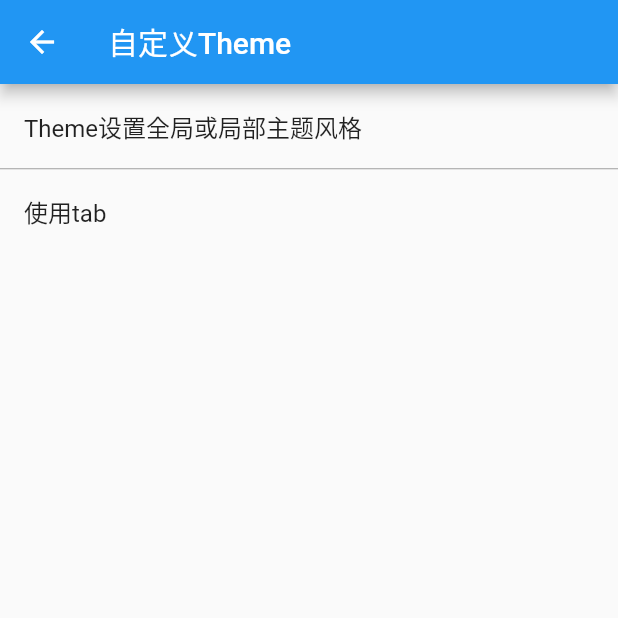
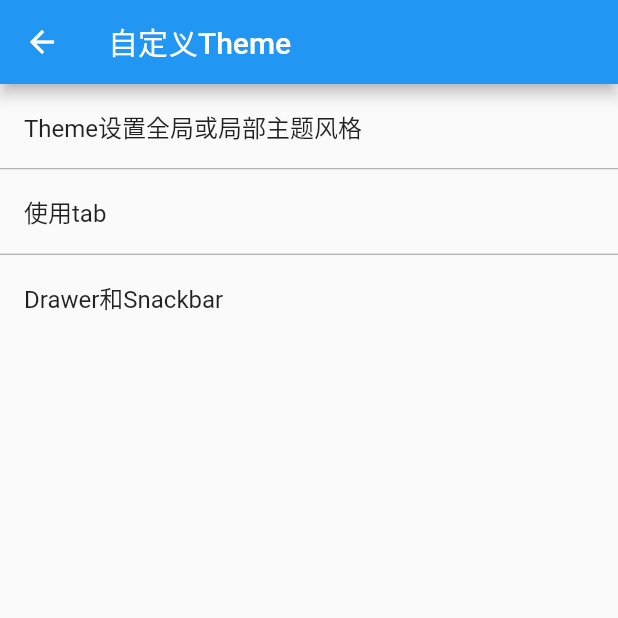
Before and after one commit to QuestG/flutter_tutorials, a Flutter app: the NaviDesign screen opened directly, on a phone screen of 412 x 824 dp, the top half of it. Run offline on Flutter 3.47's test engine with Material 2 defaults, Android fonts, the phone set to English and light mode, and no system bars.

Commit message:
feat: SnackBar

```diff
--- a/lib/design/navigation_design.dart
+++ b/lib/design/navigation_design.dart
@@ -1,11 +1,12 @@
 import 'package:flutter/material.dart';
+import 'package:tutorials/design/drawer.dart';
 import 'package:tutorials/design/tab.dart';
 import 'package:tutorials/design/theme.dart';
 
 class NaviDesign extends StatelessWidget {
-  var titles = ['Theme设置全局或局部主题风格', '使用tab'];
+  var titles = ['Theme设置全局或局部主题风格', '使用tab', 'Drawer和Snackbar'];
 
-  var widgets = [ThemeSample(), TabSample()];
+  var widgets = [ThemeSample(), TabSample(), DrawerSample()];
 
   @override
   Widget build(BuildContext context) {
```
Also changed, not shown: lib/design/drawer.dart (added, +42 -0 lines).
